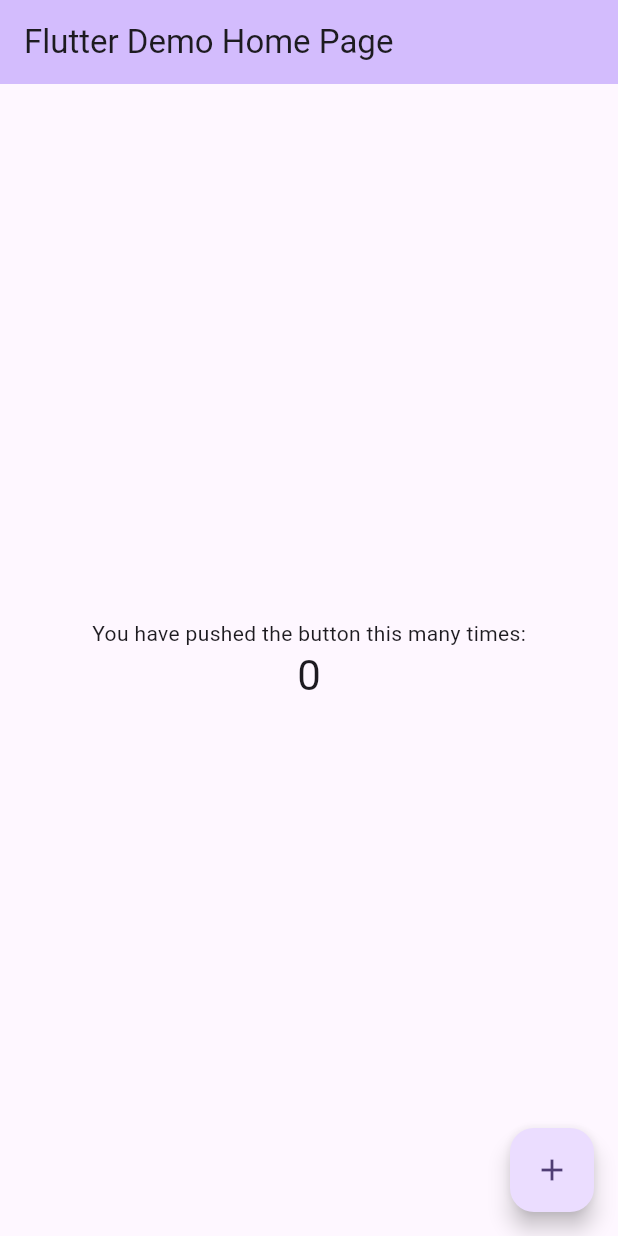
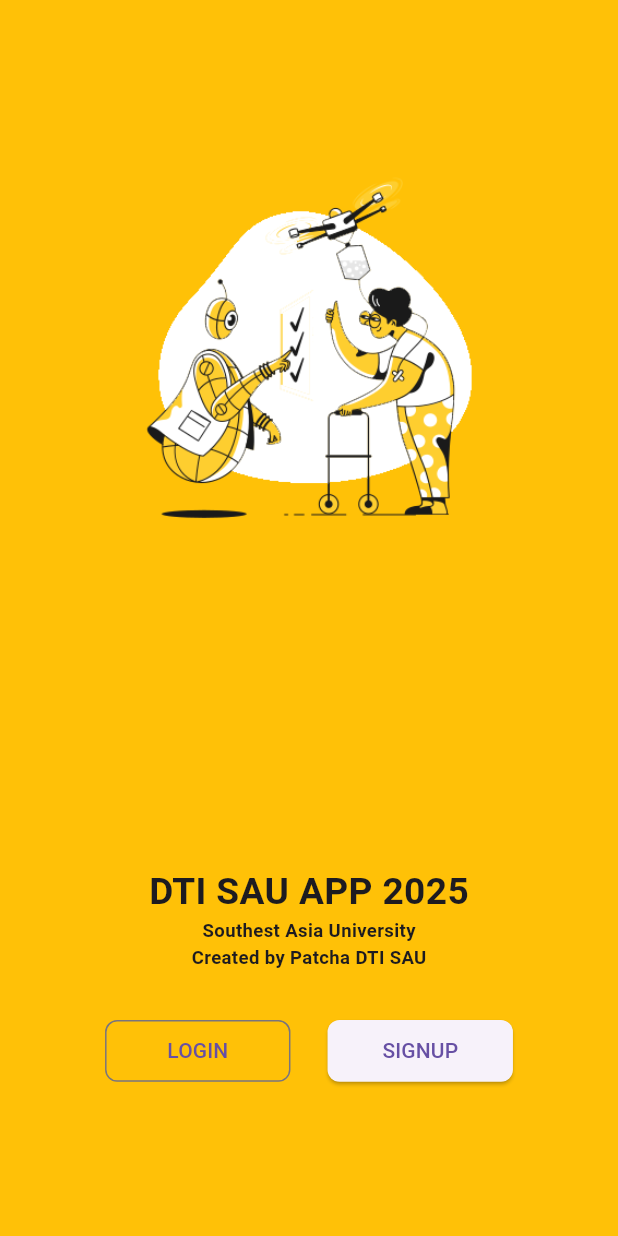
Before and after one commit to patcharapornW/dti_sau_project, a Flutter app: the screen it shows after launch, on a phone screen of 412 x 824 dp. Run offline on Flutter 3.47's test engine with Material 3 defaults, Android fonts, the phone set to English and light mode, and no system bars.

Commit message:
v.2 WelcomeUI Complate

```diff
--- a/lib/main.dart
+++ b/lib/main.dart
@@ -1,125 +1,28 @@
+import 'package:dti_sau_project/views/welcome_ui.dart';
 import 'package:flutter/material.dart';
 
-void main() {
-  runApp(const MyApp());
+
+void main(){
+  runApp(
+    //เรียกใฃ้งานคลาสที่เรียกใช้ widget หลักของแอป MaterialApp()
+    DtiSau(),
+  );
 }
 
-class MyApp extends StatelessWidget {
-  const MyApp({super.key});
+//-------------------------------------------------
+class DtiSau extends StatefulWidget {
+  const DtiSau({super.key});
 
-  // This widget is the root of your application.
+  @override
+  State<DtiSau> createState() => _DtiSauState();
+}
+
+class _DtiSauState extends State<DtiSau> {
   @override
   Widget build(BuildContext context) {
     return MaterialApp(
-      title: 'Flutter Demo',
-      theme: ThemeData(
-        // This is the theme of your application.
-        //
-        // TRY THIS: Try running your application with "flutter run". You'll see
-        // the application has a purple toolbar. Then, without quitting the app,
-        // try changing the seedColor in the colorScheme below to Colors.green
-        // and then invoke "hot reload" (save your changes or press the "hot
-        // reload" button in a Flutter-supported IDE, or press "r" if you used
-        // the command line to start the app).
-        //
-        // Notice that the counter didn't reset back to zero; the application
-        // state is not lost during the reload. To reset the state, use hot
-        // restart instead.
-        //
-        // This works for code too, not just values: Most code changes can be
-        // tested with just a hot reload.
-        colorScheme: ColorScheme.fromSeed(seedColor: Colors.deepPurple),
-        useMaterial3: true,
-      ),
-      home: const MyHomePage(title: 'Flutter Demo Home Page'),
+      debugShowCheckedModeBanner: false,
+      home: WelcomeUi(),
     );
   }
 }
-
-class MyHomePage extends StatefulWidget {
-  const MyHomePage({super.key, required this.title});
-
-  // This widget is the home page of your application. It is stateful, meaning
-  // that it has a State object (defined below) that contains fields that affect
-  // how it looks.
-
-  // This class is the configuration for the state. It holds the values (in this
-  // case the title) provided by the parent (in this case the App widget) and
-  // used by the build method of the State. Fields in a Widget subclass are
-  // always marked "final".
-
-  final String title;
-
-  @override
-  State<MyHomePage> createState() => _MyHomePageState();
-}
-
-class _MyHomePageState extends State<MyHomePage> {
-  int _counter = 0;
-
-  void _incrementCounter() {
-    setState(() {
-      // This call to setState tells the Flutter framework that something has
-      // changed in this State, which causes it to rerun the build method below
-      // so that the display can reflect the updated values. If we changed
-      // _counter without calling setState(), then the build method would not be
-      // called again, and so nothing would appear to happen.
-      _counter++;
-    });
-  }
-
-  @override
-  Widget build(BuildContext context) {
-    // This method is rerun every time setState is called, for instance as done
-    // by the _incrementCounter method above.
-    //
-    // The Flutter framework has been optimized to make rerunning build methods
-    // fast, so that you can just rebuild anything that needs updating rather
-    // than having to individually change instances of widgets.
-    return Scaffold(
-      appBar: AppBar(
-        // TRY THIS: Try changing the color here to a specific color (to
-        // Colors.amber, perhaps?) and trigger a hot reload to see the AppBar
-        // change color while the other colors stay the same.
-        backgroundColor: Theme.of(context).colorScheme.inversePrimary,
-        // Here we take the value from the MyHomePage object that was created by
-        // the App.build method, and use it to set our appbar title.
-        title: Text(widget.title),
-      ),
-      body: Center(
-        // Center is a layout widget. It takes a single child and positions it
-        // in the middle of the parent.
-        child: Column(
-          // Column is also a layout widget. It takes a list of children and
-          // arranges them vertically. By default, it sizes itself to fit its
-          // children horizontally, and tries to be as tall as its parent.
-          //
-          // Column has various properties to control how it sizes itself and
-          // how it positions its children. Here we use mainAxisAlignment to
-          // center the children vertically; the main axis here is the vertical
-          // axis because Columns are vertical (the cross axis would be
-          // horizontal).
-          //
-          // TRY THIS: Invoke "debug painting" (choose the "Toggle Debug Paint"
-          // action in the IDE, or press "p" in the console), to see the
-          // wireframe for each widget.
-          mainAxisAlignment: MainAxisAlignment.center,
-          children: <Widget>[
-            const Text(
-              'You have pushed the button this many times:',
-            ),
-            Text(
-              '$_counter',
-              style: Theme.of(context).textTheme.headlineMedium,
-            ),
-          ],
-        ),
-      ),
-      floatingActionButton: FloatingActionButton(
-        onPressed: _incrementCounter,
-        tooltip: 'Increment',
-        child: const Icon(Icons.add),
-      ), // This trailing comma makes auto-formatting nicer for build methods.
-    );
-  }
-}
--- /dev/null
+++ b/lib/views/login_ui.dart
@@ -0,0 +1,15 @@
+import 'package:flutter/material.dart';
+
+class LoginUI extends StatefulWidget {
+  const LoginUI({super.key});
+
+  @override
+  State<LoginUI> createState() => _LoginUIState();
+}
+
+class _LoginUIState extends State<LoginUI> {
+  @override
+  Widget build(BuildContext context) {
+    return Scaffold();
+  }
+}
--- /dev/null
+++ b/lib/views/signup_ui.dart
@@ -0,0 +1,15 @@
+import 'package:flutter/material.dart';
+
+class SignUpUI extends StatefulWidget {
+  const SignUpUI({super.key});
+
+  @override
+  State<SignUpUI> createState() => _SignUpUIState();
+}
+
+class _SignUpUIState extends State<SignUpUI> {
+  @override
+  Widget build(BuildContext context) {
+    return Scaffold();
+  }
+}
--- /dev/null
+++ b/lib/views/welcome_ui.dart
@@ -0,0 +1,94 @@
+// ignore_for_file: sort_child_properties_last
+
+import 'package:flutter/material.dart';
+
+class WelcomeUi extends StatefulWidget {
+  const WelcomeUi({super.key});
+
+  @override
+  State<WelcomeUi> createState() => _WelcomeUiState();
+}
+
+class _WelcomeUiState extends State<WelcomeUi> {
+  @override
+  Widget build(BuildContext context) {
+    return Scaffold(
+      backgroundColor: Colors.amber,
+      body: Center(
+        child: Column(
+          children: [
+            SizedBox(
+              height: MediaQuery.of(context).size.height * 0.125,
+            ),
+            Image.asset(
+              'assets/images/logo.png',
+              width: MediaQuery.of(context).size.width * 0.65,
+            ),
+            SizedBox(
+              height: MediaQuery.of(context).size.height * 0.250,
+            ),
+            Text(
+              'DTI SAU APP 2025',
+              style: TextStyle(
+                fontSize: MediaQuery.of(context).size.height * 0.03,
+                fontWeight: FontWeight.bold,
+              ),
+            ),
+            Text(
+              'Southest Asia University',
+              style: TextStyle(
+                fontSize: MediaQuery.of(context).size.height * 0.015,
+                fontWeight: FontWeight.bold,
+              ),
+            ),
+            Text(
+              'Created by Patcha DTI SAU',
+              style: TextStyle(
+                fontSize: MediaQuery.of(context).size.height * 0.015,
+                fontWeight: FontWeight.bold,
+              ),
+            ),
+            SizedBox(
+              height: MediaQuery.of(context).size.height * 0.035,
+            ),
+            Row(
+              mainAxisAlignment: MainAxisAlignment.center,
+              children: [
+                OutlinedButton(
+                  onPressed: () {},
+                  child: Text(
+                    'LOGIN',
+                  ),
+                  style: OutlinedButton.styleFrom(
+                    fixedSize: Size(
+                      MediaQuery.of(context).size.width * 0.3,
+                      MediaQuery.of(context).size.height * 0.05,
+                    ),
+                    shape: RoundedRectangleBorder(
+                      borderRadius: BorderRadius.circular(8.0),
+                    ),
+                  ),
+                ),
+                SizedBox(width: MediaQuery.of(context).size.height * 0.03),
+                ElevatedButton(
+                  onPressed: () {},
+                  child: Text(
+                    'SIGNUP',
+                  ),
+                  style: OutlinedButton.styleFrom(
+                    fixedSize: Size(
+                      MediaQuery.of(context).size.width * 0.3,
+                      MediaQuery.of(context).size.height * 0.05,
+                    ),
+                    shape: RoundedRectangleBorder(
+                        borderRadius: BorderRadius.circular(8.0)),
+                  ),
+                ),
+              ],
+            ),
+          ],
+        ),
+      ),
+    );
+  }
+}
```
